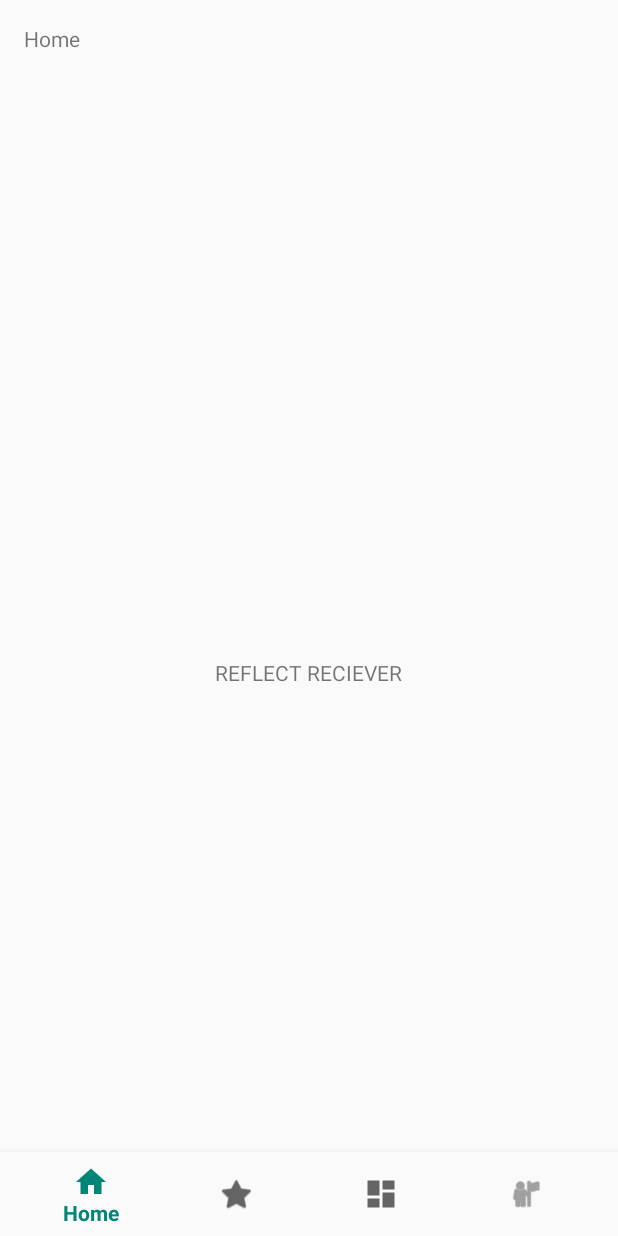
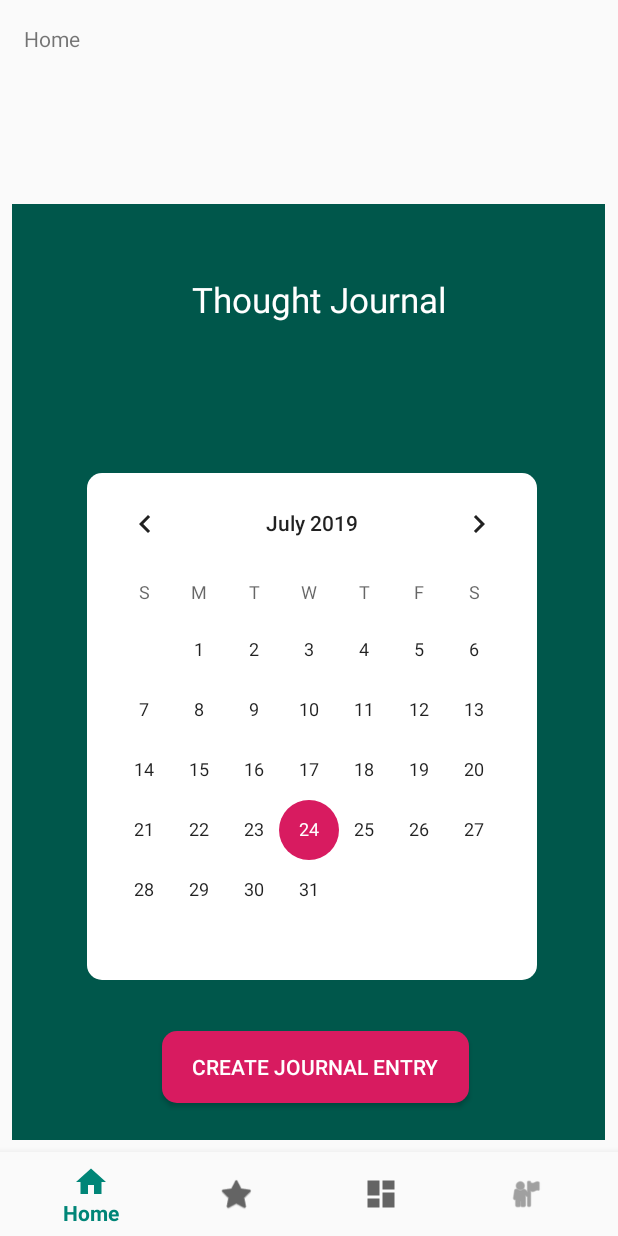
Before and after one commit to bobaboys/team_project, an Android app: the fragment RecieverReflectFragment placed in its activity, on a phone screen of 412 x 824 dp. Run offline under Robolectric (Android 15) with nearby library versions, the phone set to English and light mode, and no system bars; libraries missing offline, so code that uses them is left out: com.parse, com.sendbird.android; 4 statements that could not run were skipped.

Commit message:
created a calendar for the RECEIVER reflect fragment, will now work on making it possible to create a diary entry for any date in the calendar

```diff
--- a/app/src/main/java/com/example/mentalhealthapp/Fragments/RecieverReflectFragment.java
+++ b/app/src/main/java/com/example/mentalhealthapp/Fragments/RecieverReflectFragment.java
@@ -7,13 +7,15 @@ import android.support.v4.app.Fragment;
 import android.view.LayoutInflater;
 import android.view.View;
 import android.view.ViewGroup;
+import android.widget.CalendarView;
 import android.widget.TextView;
 
 import com.example.mentalhealthapp.R;
 
 public class RecieverReflectFragment extends Fragment {
 
-    protected TextView testChat;
+    protected TextView journalDate;
+    protected CalendarView calendarView;
 
     @Nullable
     @Override
@@ -24,7 +26,15 @@ public class RecieverReflectFragment extends Fragment {
     @Override
     public void onViewCreated(@NonNull View view, @Nullable Bundle savedInstanceState) {
         super.onViewCreated(view, savedInstanceState);
-        testChat = view.findViewById(R.id.recreflectTest);
+        journalDate = view.findViewById(R.id.myDate);
+        calendarView = view.findViewById(R.id.rec_calendarView);
 
+        calendarView.setOnDateChangeListener(new CalendarView.OnDateChangeListener() {
+            @Override
+            public void onSelectedDayChange(@NonNull CalendarView view, int year, int month, int dayOfMonth) {
+                String date = (month + 1) + "/" + dayOfMonth + "/" + year;
+                journalDate.setText(date);
+            }
+        });
     }
 }
--- /dev/null
+++ b/app/src/main/res/drawable/bg_btnreccalendar.xml
@@ -0,0 +1,12 @@
+<?xml version="1.0" encoding="utf-8"?>
+<shape xmlns:android="http://schemas.android.com/apk/res/android">
+
+    <corners
+        android:radius="10dp"
+        />
+
+    <solid
+        android:color="@color/colorAccent"
+        />
+
+</shape>
--- /dev/null
+++ b/app/src/main/res/drawable/bg_reccalendar.xml
@@ -0,0 +1,12 @@
+<?xml version="1.0" encoding="utf-8"?>
+<shape xmlns:android="http://schemas.android.com/apk/res/android">
+
+    <corners
+        android:radius="10dp"
+        />
+
+    <solid
+        android:color="#FFF"
+        />
+
+</shape>
--- a/app/src/main/res/layout/fragment_reciever_reflect.xml
+++ b/app/src/main/res/layout/fragment_reciever_reflect.xml
@@ -1,17 +1,47 @@
 <?xml version="1.0" encoding="utf-8"?>
-<android.support.constraint.ConstraintLayout
+<LinearLayout
     xmlns:android="http://schemas.android.com/apk/res/android"
     xmlns:app="http://schemas.android.com/apk/res-auto"
     android:layout_width="match_parent"
-    android:layout_height="match_parent">
+    android:layout_height="match_parent"
+    android:orientation="vertical"
+    android:background="@color/colorPrimaryDark">
 
     <TextView
-        android:id="@+id/recreflectTest"
+        android:id="@+id/myDate"
         android:layout_width="wrap_content"
         android:layout_height="wrap_content"
-        android:text="REFLECT RECIEVER"
-        app:layout_constraintBottom_toBottomOf="parent"
-        app:layout_constraintEnd_toEndOf="parent"
-        app:layout_constraintStart_toStartOf="parent"
-        app:layout_constraintTop_toTopOf="parent" />
-</android.support.constraint.ConstraintLayout>
+        android:text="Thought Journal"
+        android:textColor="#FFF"
+        android:textSize="23sp"
+        android:textAlignment="center"
+        android:layout_marginLeft="120dp"
+        android:layout_marginTop="48dp"
+         />
+
+    <LinearLayout
+        android:background="@drawable/bg_reccalendar"
+        android:layout_marginTop="100dp"
+        android:layout_marginLeft="50dp"
+        android:layout_width="300dp"
+        android:layout_height="wrap_content">
+
+        <CalendarView
+            android:id="@+id/rec_calendarView"
+            android:layout_width="wrap_content"
+            android:layout_height="wrap_content">
+
+        </CalendarView>
+    </LinearLayout>
+
+    <Button
+        android:layout_marginLeft="100dp"
+        android:layout_marginTop="34dp"
+        android:background="@drawable/bg_btnreccalendar"
+        android:text="Create Journal Entry"
+        android:textColor="#FFF"
+        android:paddingLeft="20dp"
+        android:paddingRight="20dp"
+        android:layout_width="wrap_content"
+        android:layout_height="wrap_content" />
+</LinearLayout>
```
